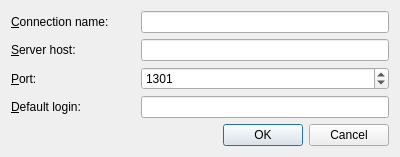
Old version of the form nicos/clients/gui/dialogs/settings_conn.ui in the repository mlz-ictrl/nicos.
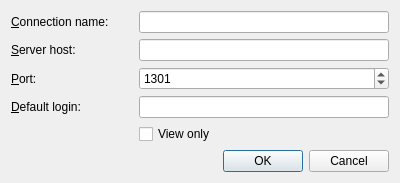
New version of the form.

Commit message:
clients: view only mode
* refactor connection data handling
* add "view only" mode toggles for connection presets
* panels have setViewOnly method
* deactivate active parts of panels in viewonly mode

Patch:
```diff
--- a/nicos/clients/gui/dialogs/settings_conn.ui
+++ b/nicos/clients/gui/dialogs/settings_conn.ui
@@ -7,7 +7,7 @@
     <x>0</x>
     <y>0</y>
     <width>400</width>
-    <height>152</height>
+    <height>174</height>
    </rect>
   </property>
   <property name="windowTitle">
@@ -63,7 +63,7 @@
      </property>
     </widget>
    </item>
-   <item row="4" column="0" colspan="3">
+   <item row="5" column="0" colspan="3">
     <widget class="QDialogButtonBox" name="buttonBox">
      <property name="orientation">
       <enum>Qt::Horizontal</enum>
@@ -96,6 +96,13 @@
      </property>
     </widget>
    </item>
+   <item row="4" column="1">
+    <widget class="QCheckBox" name="viewonly">
+     <property name="text">
+      <string>View only</string>
+     </property>
+    </widget>
+   </item>
   </layout>
  </widget>
  <tabstops>
```
The commit also changes 25 other files.
